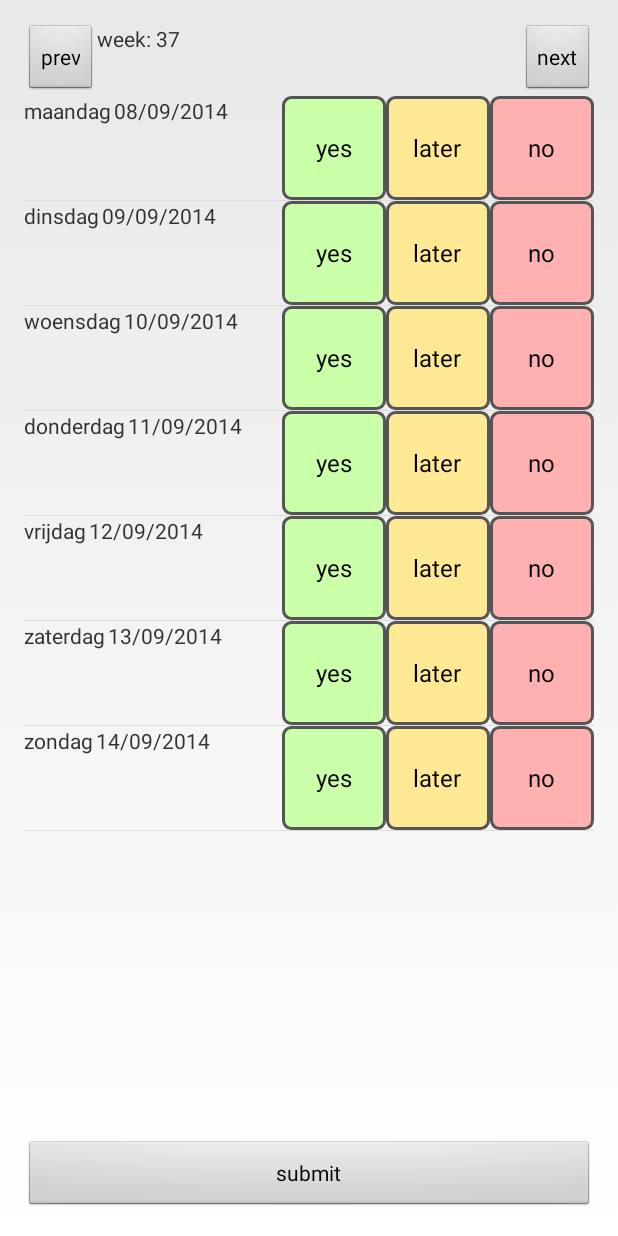
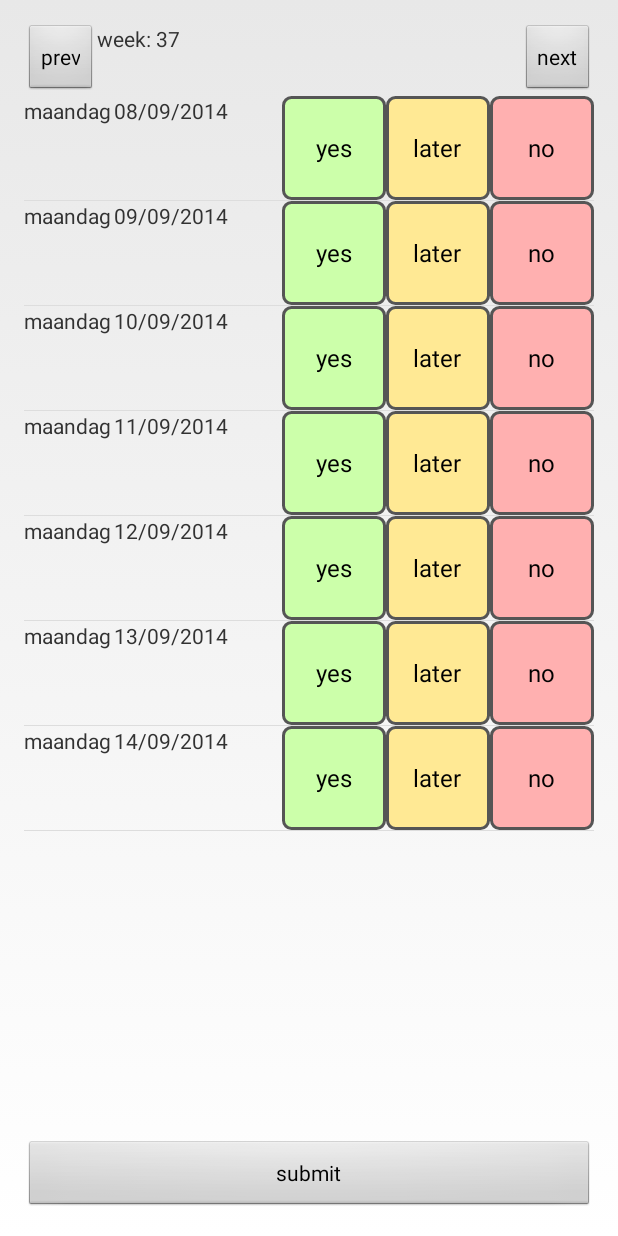
Before and after one commit to roelvandun/WassenaerApp, an Android app: the screen it shows after launch (DinnerParticipationFormActivity), on a phone screen of 412 x 824 dp. Run offline under Robolectric (Android 15) with nearby library versions, the phone set to English and light mode, and no system bars; 1 statement that could not run was skipped.

Commit message:
Get weekdays from strings.xml

```diff
--- a/app/src/main/java/nl/roelvandun/wassenaerapp/ParticipationRowAdapter.java
+++ b/app/src/main/java/nl/roelvandun/wassenaerapp/ParticipationRowAdapter.java
@@ -18,7 +18,6 @@ public class ParticipationRowAdapter extends ArrayAdapter<String> {
     private Context mContext;
     private int mResourceId;
 
-    private List<String> mWeekdayDateMap;
     private List<String> mDatesOfTheWeek;
 
     public ParticipationRowAdapter(Context context, int resource) {
@@ -26,16 +25,6 @@ public class ParticipationRowAdapter extends ArrayAdapter<String> {
 
         mContext = context;
         mResourceId = resource;
-
-        //TODO get from arrays.xml
-        mWeekdayDateMap = new ArrayList<String>(7);
-        mWeekdayDateMap.add("maandag");
-        mWeekdayDateMap.add("dinsdag");
-        mWeekdayDateMap.add("woensdag");
-        mWeekdayDateMap.add("donderdag");
-        mWeekdayDateMap.add("vrijdag");
-        mWeekdayDateMap.add("zaterdag");
-        mWeekdayDateMap.add("zondag");
 
         //TODO calculate from weeknumber
         //TODO want dates or strings?
@@ -53,6 +42,25 @@ public class ParticipationRowAdapter extends ArrayAdapter<String> {
         // http://stackoverflow.com/questions/23214189/checkbox-looses-state-on-listview-scrolling
     }
 
+    /*
+    private void initWeek() {
+        Calendar today = Calendar.getInstance();
+
+        int weekNumber = today.get(Calendar.WEEK_OF_YEAR);
+
+        Calendar firstDayOfTheWeek = (Calendar) today.clone();
+        firstDayOfTheWeek.add(Calendar.DAY_OF_WEEK,
+                firstDayOfTheWeek.getFirstDayOfWeek() - firstDayOfTheWeek.get(Calendar.DAY_OF_WEEK));
+
+        Calendar lastDayOfTheWeek = (Calendar) firstDayOfTheWeek.clone();
+        lastDayOfTheWeek.add(Calendar.DAY_OF_YEAR, 6);
+
+        this.getWeekNumberTextView().setText(Integer.toString(weekNumber));
+        //TODO find out how to use locale's dateTimeFormat instead of hardcoding
+        this.getMondayDateTextView().setText(DATE_FORMAT.format(firstDayOfTheWeek.getTime()));
+    }
+     */
+
     @Override
     public View getView(int position, View convertView, ViewGroup parent) {
         LayoutInflater inflater = (LayoutInflater) mContext.getSystemService(Context.LAYOUT_INFLATER_SERVICE);
@@ -62,7 +70,7 @@ public class ParticipationRowAdapter extends ArrayAdapter<String> {
         TextView weekdayTextView = (TextView) rowView.findViewById(R.id.tv_weekday);
         TextView dateTextView = (TextView) rowView.findViewById(R.id.tv_date);
 
-        weekdayTextView.setText(mWeekdayDateMap.get(position));
+        weekdayTextView.setText(mContext.getResources().getStringArray(R.array.weekdays)[position]);
         dateTextView.setText(mDatesOfTheWeek.get(position));
 
         return rowView;
```
Also changed, not shown: 1 other file.
